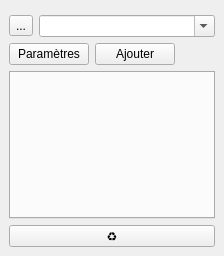
This is qsequoia2/qsequoia2_dockwidget.ui in SequoiApp/Qsequoia2 as Qt 5 draws it before an edit. The edited form follows.
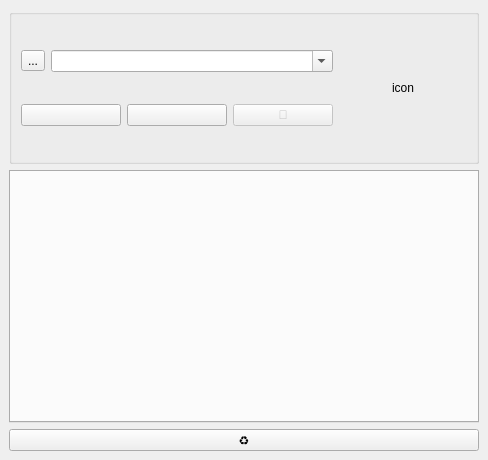
This is the edited form. Icons and pictures are not drawn. Custom widgets are drawn as their Qt base class.

Diff of the .ui file:
```diff
--- a/qsequoia2/qsequoia2_dockwidget.ui
+++ b/qsequoia2/qsequoia2_dockwidget.ui
@@ -2,10 +2,18 @@
 <ui version="4.0">
  <class>Qsequoia2</class>
  <widget class="QgsDockWidget" name="Qsequoia2">
+  <property name="geometry">
+   <rect>
+    <x>0</x>
+    <y>0</y>
+    <width>488</width>
+    <height>460</height>
+   </rect>
+  </property>
   <property name="minimumSize">
    <size>
-    <width>182</width>
-    <height>256</height>
+    <width>488</width>
+    <height>460</height>
    </size>
   </property>
   <property name="windowIcon">
@@ -18,10 +26,15 @@
   <widget class="QWidget" name="dockWidgetContents">
    <layout class="QVBoxLayout" name="main_layout">
     <item>
-     <layout class="QHBoxLayout" name="horizontalLayout_4">
-      <property name="topMargin">
-       <number>6</number>
+     <widget class="QGroupBox" name="groupBox_3">
+      <property name="title">
+       <string/>
       </property>
+      <layout class="QHBoxLayout" name="projectLayout">
+       <item>
+        <layout class="QVBoxLayout" name="projectLeft">
+         <item>
+          <layout class="QHBoxLayout" name="horizontalLayout">
       <item>
        <widget class="QToolButton" name="btn_select_seq_folder">
         <property name="text">
@@ -45,35 +58,62 @@
      </layout>
     </item>
     <item>
-     <layout class="QHBoxLayout" name="horizontalLayout_5">
+          <layout class="QHBoxLayout" name="horizontalLayout_2">
       <item>
        <widget class="QPushButton" name="btn_settings">
-        <property name="text">
-         <string>Paramètres</string>
+             <property name="toolTip">
+              <string>Paramètres généraux</string>
         </property>
        </widget>
       </item>
       <item>
        <widget class="QPushButton" name="btn_create">
+             <property name="toolTip">
+              <string>Créer un nouveau projet</string>
+             </property>
+            </widget>
+           </item>
+           <item>
+            <widget class="QPushButton" name="btn_open_seq_dir">
+             <property name="enabled">
+              <bool>false</bool>
+             </property>
+             <property name="toolTip">
+              <string>Ouvrir le dossier courant</string>
+             </property>
         <property name="text">
-         <string>Ajouter</string>
+              <string>📁</string>
         </property>
        </widget>
       </item>
+          </layout>
+         </item>
+        </layout>
+       </item>
       <item>
-       <spacer name="horizontalSpacer">
-        <property name="orientation">
-         <enum>Qt::Horizontal</enum>
-        </property>
-        <property name="sizeHint" stdset="0">
+        <widget class="QLabel" name="icon">
+         <property name="minimumSize">
+          <size>
+           <width>128</width>
+           <height>128</height>
+          </size>
+         </property>
+         <property name="maximumSize">
          <size>
-          <width>40</width>
-          <height>20</height>
-         </size>
-        </property>
-       </spacer>
-      </item>
-     </layout>
+           <width>128</width>
+           <height>128</height>
+          </size>
+         </property>
+         <property name="text">
+          <string>icon</string>
+         </property>
+         <property name="alignment">
+          <set>Qt::AlignCenter</set>
+         </property>
+        </widget>
+       </item>
+      </layout>
+     </widget>
     </item>
     <item>
      <widget class="QTabWidget" name="tabWidget">
```
Left out of the diff: 5 changed lines with no effect on the pictures. Lines whose indentation alone changed are shown as unchanged.
